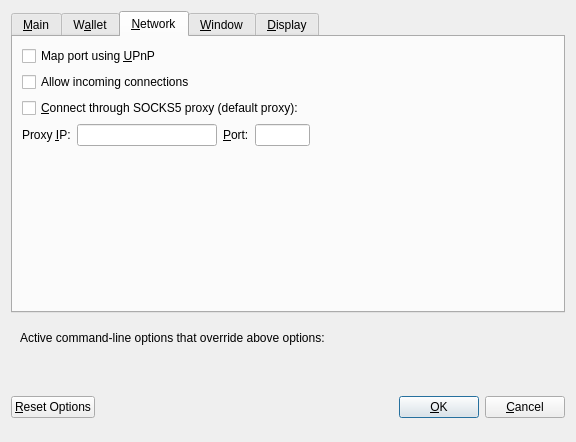
The window that src/qt/forms/optionsdialog.ui (dogecash/dogecash-oldchain) describes before a commit, drawn with Qt 5.
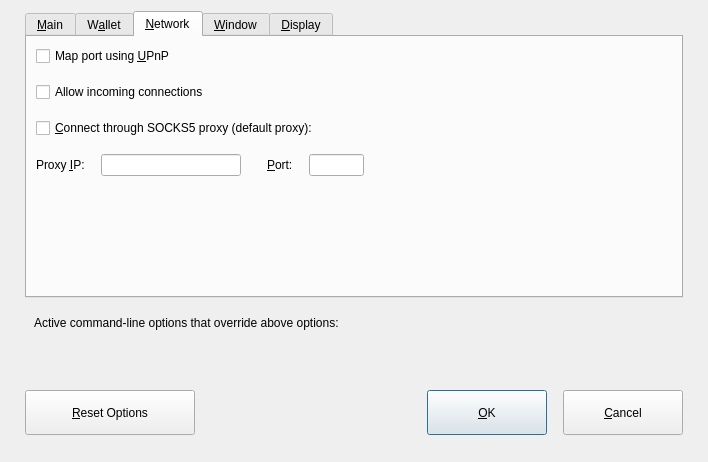
The same window after the commit. The open tabs and pages were chosen to show the change. Custom widgets are drawn as their Qt base class.

The edit to the form file:
```diff
--- a/src/qt/forms/optionsdialog.ui
+++ b/src/qt/forms/optionsdialog.ui
@@ -6,8 +6,8 @@
    <rect>
     <x>0</x>
     <y>0</y>
-    <width>576</width>
-    <height>442</height>
+    <width>708</width>
+    <height>462</height>
    </rect>
   </property>
   <property name="windowTitle">
@@ -17,6 +17,15 @@
    <bool>true</bool>
   </property>
   <layout class="QVBoxLayout" name="verticalLayout">
+   <property name="leftMargin">
+    <number>25</number>
+   </property>
+   <property name="rightMargin">
+    <number>25</number>
+   </property>
+   <property name="bottomMargin">
+    <number>25</number>
+   </property>
    <item>
     <widget class="QTabWidget" name="tabWidget">
      <property name="currentIndex">
@@ -272,6 +281,22 @@
          </property>
         </widget>
        </item>
+       <item>
+        <spacer name="verticalSpacer_3">
+         <property name="orientation">
+          <enum>Qt::Vertical</enum>
+         </property>
+         <property name="sizeType">
+          <enum>QSizePolicy::Fixed</enum>
+         </property>
+         <property name="sizeHint" stdset="0">
+          <size>
+           <width>20</width>
+           <height>10</height>
+          </size>
+         </property>
+        </spacer>
+       </item>
        <item>
         <widget class="QCheckBox" name="allowIncoming">
          <property name="toolTip">
@@ -282,6 +307,22 @@
          </property>
         </widget>
        </item>
+       <item>
+        <spacer name="verticalSpacer_4">
+         <property name="orientation">
+          <enum>Qt::Vertical</enum>
+         </property>
+         <property name="sizeType">
+          <enum>QSizePolicy::Fixed</enum>
+         </property>
+         <property name="sizeHint" stdset="0">
+          <size>
+           <width>20</width>
+           <height>10</height>
+          </size>
+         </property>
+        </spacer>
+       </item>
        <item>
         <widget class="QCheckBox" name="connectSocks">
          <property name="toolTip">
@@ -292,6 +333,22 @@
          </property>
         </widget>
        </item>
+       <item>
+        <spacer name="verticalSpacer_5">
+         <property name="orientation">
+          <enum>Qt::Vertical</enum>
+         </property>
+         <property name="sizeType">
+          <enum>QSizePolicy::Fixed</enum>
+         </property>
+         <property name="sizeHint" stdset="0">
+          <size>
+           <width>20</width>
+           <height>10</height>
+          </size>
+         </property>
+        </spacer>
+       </item>
        <item>
         <layout class="QHBoxLayout" name="horizontalLayout_1_Network">
          <item>
@@ -307,6 +364,22 @@
            </property>
           </widget>
          </item>
+         <item>
+          <spacer name="horizontalSpacer_4">
+           <property name="orientation">
+            <enum>Qt::Horizontal</enum>
+           </property>
+           <property name="sizeType">
+            <enum>QSizePolicy::Fixed</enum>
+           </property>
+           <property name="sizeHint" stdset="0">
+            <size>
+             <width>10</width>
+             <height>0</height>
+            </size>
+           </property>
+          </spacer>
+         </item>
          <item>
           <widget class="QValidatedLineEdit" name="proxyIp">
            <property name="minimumSize">
@@ -326,6 +399,22 @@
            </property>
           </widget>
          </item>
+         <item>
+          <spacer name="horizontalSpacer_5">
+           <property name="orientation">
+            <enum>Qt::Horizontal</enum>
+           </property>
+           <property name="sizeType">
+            <enum>QSizePolicy::Fixed</enum>
+           </property>
+           <property name="sizeHint" stdset="0">
+            <size>
+             <width>20</width>
+             <height>0</height>
+            </size>
+           </property>
+          </spacer>
+         </item>
          <item>
           <widget class="QLabel" name="proxyPortLabel">
            <property name="text">
@@ -339,6 +428,22 @@
            </property>
           </widget>
          </item>
+         <item>
+          <spacer name="horizontalSpacer_6">
+           <property name="orientation">
+            <enum>Qt::Horizontal</enum>
+           </property>
+           <property name="sizeType">
+            <enum>QSizePolicy::Fixed</enum>
+           </property>
+           <property name="sizeHint" stdset="0">
+            <size>
+             <width>10</width>
+             <height>0</height>
+            </size>
+           </property>
+          </spacer>
+         </item>
          <item>
           <widget class="QLineEdit" name="proxyPort">
            <property name="minimumSize">
@@ -589,8 +694,14 @@
    <item>
     <widget class="QFrame" name="frame">
      <layout class="QVBoxLayout" name="verticalLayout_Bottom">
+      <property name="bottomMargin">
+       <number>20</number>
+      </property>
       <item>
        <layout class="QHBoxLayout" name="horizontalLayout_Bottom">
+        <property name="bottomMargin">
+         <number>10</number>
+        </property>
         <item>
          <widget class="QLabel" name="overriddenByCommandLineInfoLabel">
           <property name="text">
@@ -636,6 +747,18 @@
     <layout class="QHBoxLayout" name="horizontalLayout_Buttons">
      <item>
       <widget class="QPushButton" name="resetButton">
+       <property name="minimumSize">
+        <size>
+         <width>170</width>
+         <height>45</height>
+        </size>
+       </property>
+       <property name="maximumSize">
+        <size>
+         <width>16777215</width>
+         <height>45</height>
+        </size>
+       </property>
        <property name="toolTip">
         <string>Reset all client options to default.</string>
        </property>
@@ -700,6 +823,18 @@
      </item>
      <item>
       <widget class="QPushButton" name="okButton">
+       <property name="minimumSize">
+        <size>
+         <width>120</width>
+         <height>45</height>
+        </size>
+       </property>
+       <property name="maximumSize">
+        <size>
+         <width>120</width>
+         <height>45</height>
+        </size>
+       </property>
        <property name="text">
         <string>&amp;OK</string>
        </property>
@@ -711,8 +846,36 @@
        </property>
       </widget>
      </item>
+     <item>
+      <spacer name="horizontalSpacer_12">
+       <property name="orientation">
+        <enum>Qt::Horizontal</enum>
+       </property>
+       <property name="sizeType">
+        <enum>QSizePolicy::Fixed</enum>
+       </property>
+       <property name="sizeHint" stdset="0">
+        <size>
+         <width>10</width>
+         <height>20</height>
+        </size>
+       </property>
+      </spacer>
+     </item>
      <item>
       <widget class="QPushButton" name="cancelButton">
+       <property name="minimumSize">
+        <size>
+         <width>120</width>
+         <height>45</height>
+        </size>
+       </property>
+       <property name="maximumSize">
+        <size>
+         <width>120</width>
+         <height>45</height>
+        </size>
+       </property>
        <property name="text">
         <string>&amp;Cancel</string>
        </property>
```
Left out of the diff: 197 changed lines with no effect on the pictures.
